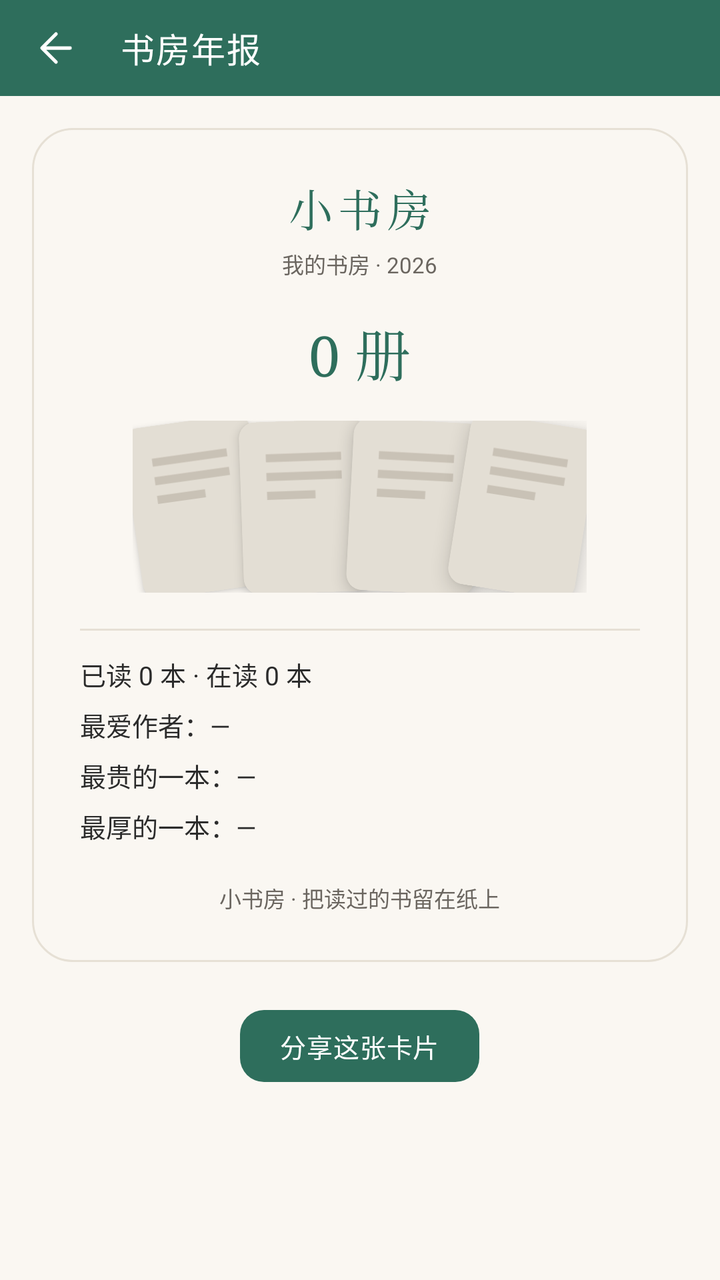
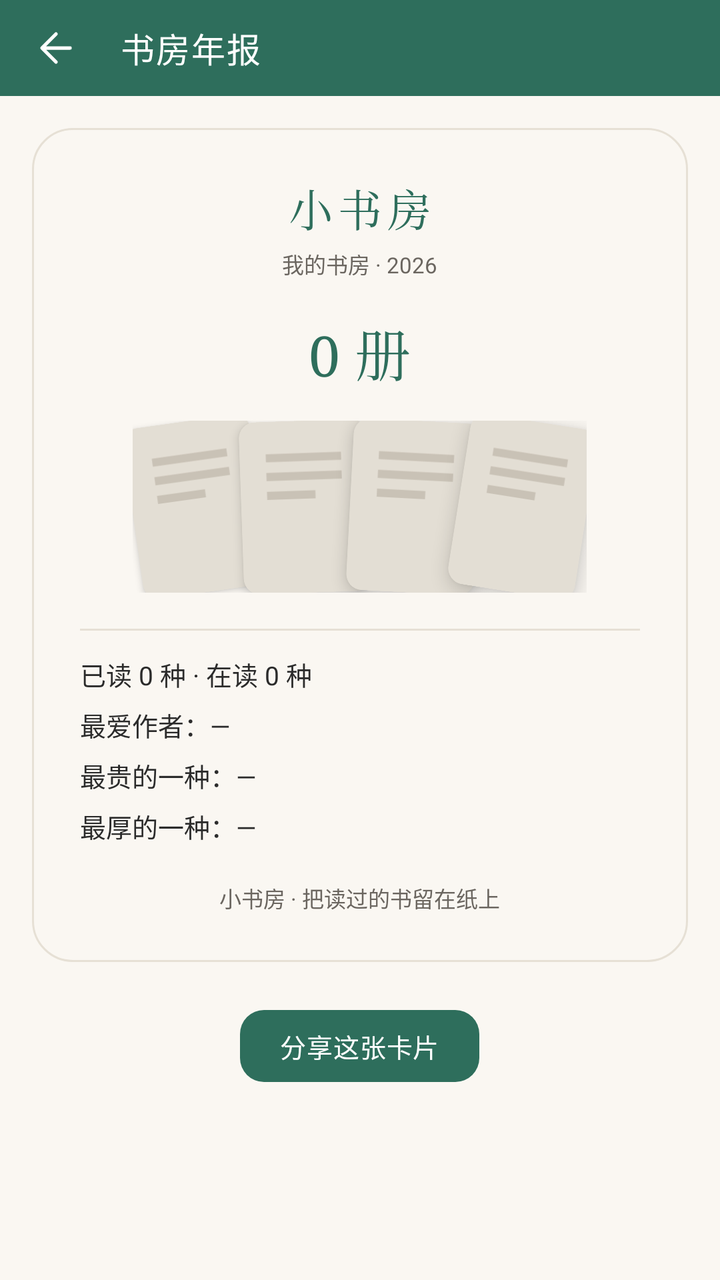

The first picture is an Android layout as it rendered before a commit; the second is the same layout after the commit. The layout source and the unified diff follow.
<!-- AndroidManifest.xml: application theme Theme.Bookshelf -->
<!-- res/layout/activity_study_report.xml -->
<?xml version="1.0" encoding="utf-8"?>
<LinearLayout xmlns:android="http://schemas.android.com/apk/res/android"
    xmlns:app="http://schemas.android.com/apk/res-auto"
    android:layout_width="match_parent"
    android:layout_height="match_parent"
    android:background="?android:attr/colorBackground"
    android:orientation="vertical">

    <com.google.android.material.appbar.MaterialToolbar
        android:id="@+id/toolbar"
        style="@style/Widget.Bookshelf.Toolbar"
        android:layout_width="match_parent"
        android:layout_height="@dimen/toolbar_h"
        app:navigationIcon="@drawable/ic_back"
        app:title="书房年报" />

    <androidx.core.widget.NestedScrollView
        android:layout_width="match_parent"
        android:layout_height="0dp"
        android:layout_weight="1"
        android:fillViewport="true">

        <LinearLayout
            android:layout_width="match_parent"
            android:layout_height="wrap_content"
            android:gravity="center_horizontal"
            android:orientation="vertical"
            android:padding="@dimen/page_padding">

            <LinearLayout
                android:id="@+id/card_report"
                android:layout_width="match_parent"
                android:layout_height="wrap_content"
                android:background="@drawable/bg_report_card"
                android:gravity="center_horizontal"
                android:orientation="vertical"
                android:padding="24dp">

                <TextView
                    style="@style/Text.Bookshelf.SerifHeadline"
                    android:layout_width="wrap_content"
                    android:layout_height="wrap_content"
                    android:letterSpacing="0.12"
                    android:text="小书房"
                    android:textColor="?attr/colorPrimary"
                    android:textSize="@dimen/text_title" />

                <TextView
                    android:id="@+id/tv_report_title"
                    android:layout_width="wrap_content"
                    android:layout_height="wrap_content"
                    android:layout_marginTop="4dp"
                    android:text="我的书房 · 2026"
                    android:textColor="?attr/on_surface_variant"
                    android:textSize="@dimen/text_caption" />

                <TextView
                    android:id="@+id/tv_report_total"
                    style="@style/Text.Bookshelf.SerifNumber"
                    android:layout_width="wrap_content"
                    android:layout_height="wrap_content"
                    android:layout_marginTop="16dp"
                    android:text="0 册"
                    android:textColor="?attr/colorPrimary"
                    android:textSize="@dimen/text_display" />

                <FrameLayout
                    android:layout_width="wrap_content"
                    android:layout_height="wrap_content"
                    android:layout_marginTop="14dp">

                    <LinearLayout
                        android:layout_width="wrap_content"
                        android:layout_height="wrap_content"
                        android:orientation="horizontal">

                        <ImageView
                            android:id="@+id/iv_report_1"
                            android:layout_width="64dp"
                            android:layout_height="86dp"
                            android:background="@drawable/bg_cover"
                            android:clipToOutline="true"
                            android:elevation="2dp"
                            android:rotation="-8"
                            android:scaleType="centerCrop"
                            android:src="@drawable/ic_cover_placeholder" />

                        <ImageView
                            android:id="@+id/iv_report_2"
                            android:layout_width="64dp"
                            android:layout_height="86dp"
                            android:layout_marginStart="-10dp"
                            android:background="@drawable/bg_cover"
                            android:clipToOutline="true"
                            android:elevation="3dp"
                            android:rotation="-2"
                            android:scaleType="centerCrop"
                            android:src="@drawable/ic_cover_placeholder" />

                        <ImageView
                            android:id="@+id/iv_report_3"
                            android:layout_width="64dp"
                            android:layout_height="86dp"
                            android:layout_marginStart="-10dp"
                            android:background="@drawable/bg_cover"
                            android:clipToOutline="true"
                            android:elevation="4dp"
                            android:rotation="3"
                            android:scaleType="centerCrop"
                            android:src="@drawable/ic_cover_placeholder" />

                        <ImageView
                            android:id="@+id/iv_report_4"
                            android:layout_width="64dp"
                            android:layout_height="86dp"
                            android:layout_marginStart="-10dp"
                            android:background="@drawable/bg_cover"
                            android:clipToOutline="true"
                            android:elevation="5dp"
                            android:rotation="9"
                            android:scaleType="centerCrop"
                            android:src="@drawable/ic_cover_placeholder" />
                    </LinearLayout>
                </FrameLayout>

                <View
                    android:layout_width="match_parent"
                    android:layout_height="1dp"
                    android:layout_marginTop="18dp"
                    android:layout_marginBottom="12dp"
                    android:background="?attr/outline" />

                <TextView
                    android:id="@+id/tv_report_read"
                    android:layout_width="match_parent"
                    android:layout_height="wrap_content"
                    android:lineSpacingMultiplier="1.5"
                    android:text="已读 0 本 · 在读 0 本"
                    android:textColor="?attr/on_surface"
                    android:textSize="@dimen/text_body_small" />

                <TextView
                    android:id="@+id/tv_report_author"
                    android:layout_width="match_parent"
                    android:layout_height="wrap_content"
                    android:layout_marginTop="6dp"
                    android:lineSpacingMultiplier="1.5"
                    android:text="最爱作者：—"
                    android:textColor="?attr/on_surface"
                    android:textSize="@dimen/text_body_small" />

                <TextView
                    android:id="@+id/tv_report_price"
                    android:layout_width="match_parent"
                    android:layout_height="wrap_content"
                    android:layout_marginTop="6dp"
                    android:lineSpacingMultiplier="1.5"
                    android:text="最贵的一本：—"
                    android:textColor="?attr/on_surface"
                    android:textSize="@dimen/text_body_small" />

                <TextView
                    android:id="@+id/tv_report_pages"
                    android:layout_width="match_parent"
                    android:layout_height="wrap_content"
                    android:layout_marginTop="6dp"
                    android:lineSpacingMultiplier="1.5"
                    android:text="最厚的一本：—"
                    android:textColor="?attr/on_surface"
                    android:textSize="@dimen/text_body_small" />

                <TextView
                    android:layout_width="wrap_content"
                    android:layout_height="wrap_content"
                    android:layout_marginTop="18dp"
                    android:text="小书房 · 把读过的书留在纸上"
                    android:textColor="?attr/on_surface_variant"
                    android:textSize="@dimen/text_caption" />
            </LinearLayout>

            <com.google.android.material.button.MaterialButton
                android:id="@+id/btn_share_report"
                style="@style/Widget.Bookshelf.Button"
                android:layout_width="wrap_content"
                android:layout_height="wrap_content"
                android:layout_marginTop="@dimen/space_xl"
                android:paddingHorizontal="@dimen/space_xl"
                android:text="分享这张卡片" />
        </LinearLayout>
    </androidx.core.widget.NestedScrollView>
</LinearLayout>
<!-- resources referenced by this layout -->
<resources>
  <dimen name="page_padding">16dp</dimen>
  <dimen name="space_xl">20dp</dimen>
  <dimen name="text_body_small">13sp</dimen>
  <dimen name="text_caption">11sp</dimen>
  <dimen name="text_display">28sp</dimen>
  <dimen name="text_title">22sp</dimen>
  <dimen name="toolbar_h">48dp</dimen>
  <!-- drawable bg_cover (drawable) -->
  <?xml version="1.0" encoding="utf-8"?>
  <shape xmlns:android="http://schemas.android.com/apk/res/android" android:shape="rectangle">
      <solid android:color="@color/cover_placeholder_bg" />
      <corners android:radius="@dimen/radius_sm" />
  </shape>
  <style name="Text.Bookshelf.SerifHeadline">
          <item name="android:fontFamily">serif</item>
          <item name="android:textSize">@dimen/text_headline</item>
          <item name="android:includeFontPadding">false</item>
          <item name="android:letterSpacing">0.02</item>
      </style>
  <style name="Text.Bookshelf.SerifNumber">
          <item name="android:fontFamily">serif</item>
          <item name="android:includeFontPadding">false</item>
          <item name="android:fontFeatureSettings">tnum</item>
      </style>
  <color name="cover_placeholder_bg">#E9E3D8</color>
  <dimen name="radius_sm">8dp</dimen>
  <dimen name="text_headline">17sp</dimen>
  <style name="ShapeAppearance.Bookshelf.Medium" parent="ShapeAppearance.Material3.Corner.Medium">
          <item name="cornerSize">@dimen/radius_md</item>
      </style>
  <dimen name="radius_md">12dp</dimen>
  <color name="primary">#2E6E5C</color>
  <color name="primary_dark">#1F4D40</color>
  <color name="accent">#C08A3E</color>
  <color name="chip_bg">#E8F0ED</color>
  <color name="green_container">#E6F0EC</color>
  <color name="green_on_container">#1C4A3E</color>
  <color name="green_page">#FAF7F2</color>
  <color name="green_surface">#FFFDF9</color>
  <color name="green_surface_dim">#F3EEE6</color>
  <color name="green_outline">#E6E0D5</color>
  <color name="green_outline_strong">#D8D0C2</color>
  <color name="bg_page">#FAF7F2</color>
  <color name="surface">#FFFDF9</color>
  <color name="surface_dim">#F4F0E9</color>
  <color name="outline">#E6E0D5</color>
  <color name="outline_strong">#CFC5B4</color>
  <color name="text_main">#2B2B2B</color>
  <color name="text_sub">#6B6660</color>
  <color name="accent_text">#8A5A1A</color>
  <style name="Widget.Bookshelf.MaterialCard" parent="Widget.Material3.CardView.Outlined">
          <item name="cardCornerRadius">@dimen/card_corner</item>
          <item name="cardElevation">0dp</item>
          <item name="strokeColor">?attr/outline</item>
          <item name="strokeWidth">1dp</item>
      </style>
  <style name="Widget.Bookshelf.ChipGroup" parent="Widget.Material3.ChipGroup">
          <item name="chipSpacingHorizontal">8dp</item>
          <item name="chipSpacingVertical">4dp</item>
          <item name="singleLine">false</item>
      </style>
  <style name="ThemeOverlay.Bookshelf.BottomSheet" parent="ThemeOverlay.Material3.BottomSheetDialog">
          <item name="bottomSheetStyle">@style/Widget.Bookshelf.BottomSheet</item>
      </style>
  <dimen name="card_corner">16dp</dimen>
  <style name="ShapeAppearance.Bookshelf.Pill" parent="ShapeAppearance.Material3.Corner.Full">
          <item name="cornerSize">50%</item>
      </style>
  <style name="TextAppearance.Bookshelf.DialogTitle" parent="MaterialAlertDialog.Material3.Title.Text">
          <item name="android:textSize">@dimen/text_title_toolbar</item>
          <item name="android:textStyle">bold</item>
          <item name="android:textColor">?attr/on_surface</item>
      </style>
  <style name="Widget.Bookshelf.Button.Dialog" parent="Widget.Material3.Button.TextButton.Dialog">
          <item name="android:textSize">@dimen/text_body_small</item>
          <item name="android:textAllCaps">false</item>
      </style>
  <style name="ShapeAppearance.Bookshelf.Dialog" parent="ShapeAppearance.Material3.Corner.Large">
          <item name="cornerSize">@dimen/card_corner</item>
      </style>
  <dimen name="text_title_toolbar">16sp</dimen>
  <!-- unchanged entries left out for length: 14 -->
</resources>

<!-- the commit's change to res/layout/activity_study_report.xml (unified diff, before → after) -->
@@ -135,7 +135,7 @@
                     android:layout_width="match_parent"
                     android:layout_height="wrap_content"
                     android:lineSpacingMultiplier="1.5"
-                    android:text="已读 0 本 · 在读 0 本"
+                    android:text="已读 0 种 · 在读 0 种"
                     android:textColor="?attr/on_surface"
                     android:textSize="@dimen/text_body_small" />
 
@@ -155,7 +155,7 @@
                     android:layout_height="wrap_content"
                     android:layout_marginTop="6dp"
                     android:lineSpacingMultiplier="1.5"
-                    android:text="最贵的一本：—"
+                    android:text="最贵的一种：—"
                     android:textColor="?attr/on_surface"
                     android:textSize="@dimen/text_body_small" />
 
@@ -165,7 +165,7 @@
                     android:layout_height="wrap_content"
                     android:layout_marginTop="6dp"
                     android:lineSpacingMultiplier="1.5"
-                    android:text="最厚的一本：—"
+                    android:text="最厚的一种：—"
                     android:textColor="?attr/on_surface"
                     android:textSize="@dimen/text_body_small" />
 
